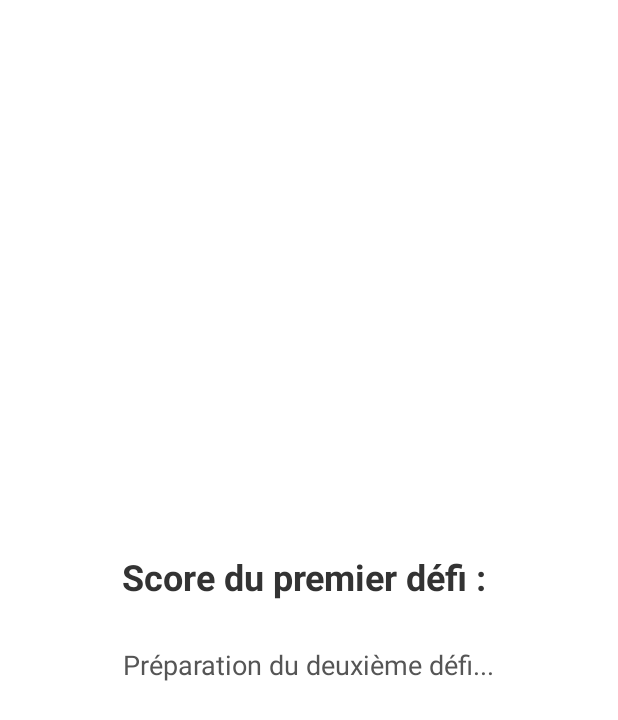
After one commit to eyasam/ProjetMobileESIR2, an Android app: the layout activity_resultat_intermediaire.xml on its own in the app's theme, with its tools: preview values and no code run, on a phone screen of 412 x 824 dp. The commit adds this screen. Shown: the top 720 px of the screen. Run offline under Robolectric (Android 15) with nearby library versions, the phone set to English and light mode, and no system bars.

Commit message:
synchro 2 defis de suite + resultat final

```diff
--- /dev/null
+++ b/app/src/main/res/layout/activity_resultat_intermediaire.xml
@@ -0,0 +1,29 @@
+<?xml version="1.0" encoding="utf-8"?>
+<LinearLayout xmlns:android="http://schemas.android.com/apk/res/android"
+    android:id="@+id/layoutIntermediaire"
+    android:layout_width="match_parent"
+    android:layout_height="match_parent"
+    android:orientation="vertical"
+    android:padding="32dp"
+    android:gravity="center"
+    android:background="@android:color/white">
+
+    <TextView
+        android:id="@+id/tvIntermediaireScore"
+        android:layout_width="wrap_content"
+        android:layout_height="wrap_content"
+        android:text="Score du premier défi : "
+        android:textSize="24sp"
+        android:textStyle="bold"
+        android:textColor="#333333"
+        android:layout_marginBottom="20dp"/>
+
+    <TextView
+        android:id="@+id/tvSuite"
+        android:layout_width="wrap_content"
+        android:layout_height="wrap_content"
+        android:text="Préparation du deuxième défi..."
+        android:textSize="18sp"
+        android:textColor="#555555"
+        android:layout_marginTop="10dp" />
+</LinearLayout>
```
Also changed, not shown: app/src/main/java/com/example/projetmobileesir2/Modes/MultiplayerGameActivity.java (+73 -67 lines), app/src/main/java/com/example/projetmobileesir2/Modes/ResultatIntermediaireActivity.java (added, +53 -0 lines), app/src/main/java/com/example/projetmobileesir2/Modes/ResultatsActivity.java (+6 -56 lines).
